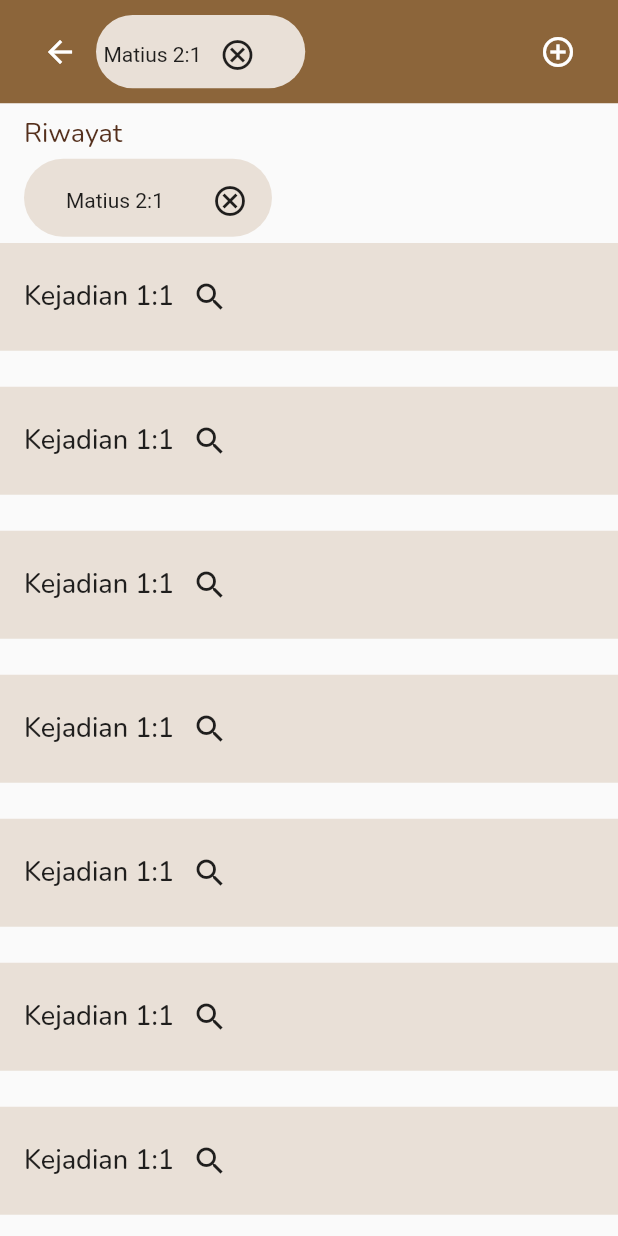
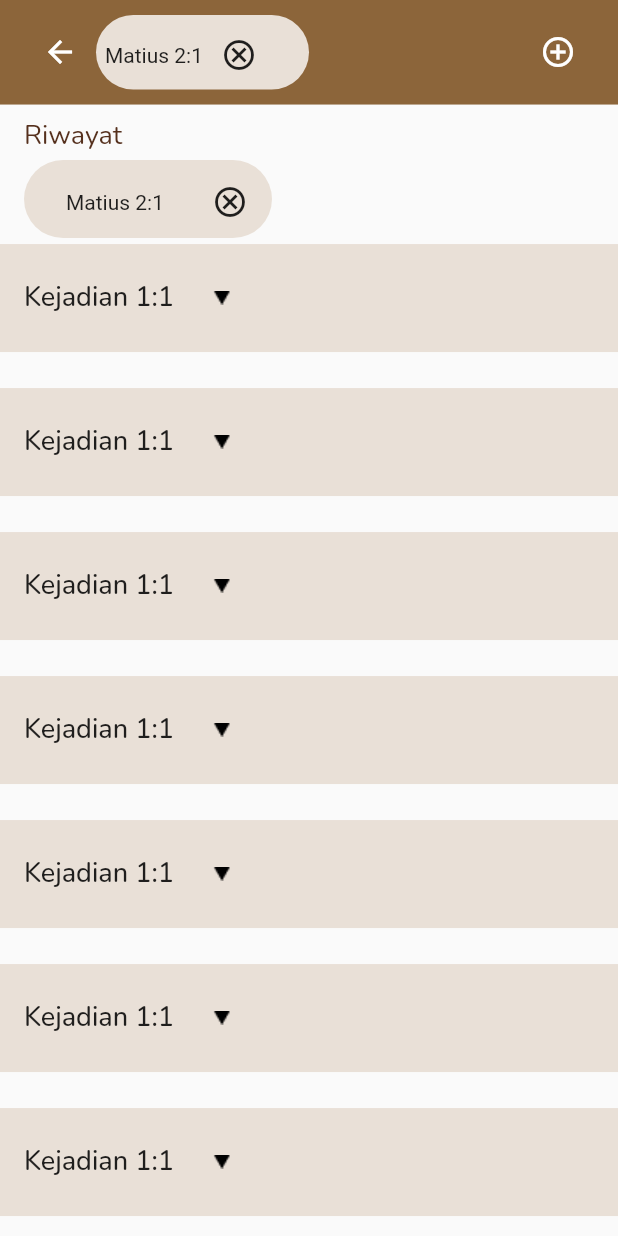
Before and after one commit to felicialaksanap/front-end_alkitab_felak, a Flutter app: the MergeAyat screen opened directly, after a tap on the "add circle outline" icon, on a phone screen of 412 x 824 dp. Run offline on Flutter 3.47's test engine with Material 2 defaults, Android fonts, the light colour scheme and no system bars; our stand-ins replace google_fonts, image_picker; missing offline and left inert: draggable_scrollbar.

Commit message:
edited 9
merge ayat, ganti picture

```diff
--- a/lib/catatanpage.dart
+++ b/lib/catatanpage.dart
@@ -1,6 +1,6 @@
 import 'package:flutter/material.dart';
-import 'package:flutter/src/widgets/container.dart';
-import 'package:flutter/src/widgets/framework.dart';
+// import 'package:flutter/src/widgets/container.dart';
+// import 'package:flutter/src/widgets/framework.dart';
 import 'package:google_fonts/google_fonts.dart';
 
 class CatatanPage extends StatefulWidget {
--- a/lib/homepage.dart
+++ b/lib/homepage.dart
@@ -1,6 +1,6 @@
 import 'package:flutter/material.dart';
-import 'package:flutter/src/widgets/container.dart';
-import 'package:flutter/src/widgets/framework.dart';
+// import 'package:flutter/src/widgets/container.dart';
+// import 'package:flutter/src/widgets/framework.dart';
 import 'package:flutter_get_alkitab_json/listalkitab.dart';
 import 'package:flutter_get_alkitab_json/listalkitabtemp.dart';
 import 'package:flutter_get_alkitab_json/listcatatan.dart';
--- a/lib/listalkitab.dart
+++ b/lib/listalkitab.dart
@@ -39,7 +39,7 @@ class _ListAlkitabState extends State<ListAlkitab> {
           child: GridView.builder(
             gridDelegate: SliverGridDelegateWithFixedCrossAxisCount(
               crossAxisCount: 5,
-              crossAxisSpacing: 20,
+              crossAxisSpacing: 12,
               mainAxisSpacing: 20,
             ),
             itemCount: dataNamaKitab.isiNamaKitab.length,
--- a/lib/listayat.dart
+++ b/lib/listayat.dart
@@ -40,7 +40,7 @@ class _ListAyatState extends State<ListAyat> {
         child: GridView.builder(
           gridDelegate: SliverGridDelegateWithFixedCrossAxisCount(
             crossAxisCount: 5,
-            crossAxisSpacing: 20,
+            crossAxisSpacing: 12,
             mainAxisSpacing: 20,
           ),
           itemCount: ayat.length,
--- a/lib/listpasal.dart
+++ b/lib/listpasal.dart
@@ -41,7 +41,7 @@ class _ListPasalState extends State<ListPasal> {
         child: GridView.builder(
           gridDelegate: SliverGridDelegateWithFixedCrossAxisCount(
             crossAxisCount: 5,
-            crossAxisSpacing: 20,
+            crossAxisSpacing: 12,
             mainAxisSpacing: 20,
           ),
           itemCount: pasal.length,
--- a/lib/main.dart
+++ b/lib/main.dart
@@ -25,7 +25,7 @@ void main() {
   runApp(const MaterialApp(
     title: "Widget Aplikasi Sementara",
     debugShowCheckedModeBanner: false,
-    home: MyApp(),
+    home: SplashScreen(),
   ));
 }
 
--- a/lib/mergeayat.dart
+++ b/lib/mergeayat.dart
@@ -13,13 +13,14 @@ class MergeAyat extends StatefulWidget {
 }
 
 class _MergeAyatState extends State<MergeAyat> {
-  List ayat = List.generate(10, (i) => List.generate(2, (j) => ""));
+  List ayat = List.generate(10, (i) => List.generate(3, (j) => ""));
   List items = [];
   List searchitems = [];
 
   double width = 20.0;
   double height = 7.0;
   bool valuevisible = false;
+  // String image_path = 'assets/images/polygon_down.png';
 
   @override
   void initState() {
@@ -32,13 +33,15 @@ class _MergeAyatState extends State<MergeAyat> {
   @override
   void generateListAlkitab() {
     for (int i = 0; i < 10; i++) {
-      for (int j = 0; j < 2; j++) {
+      for (int j = 0; j < 3; j++) {
         if (j == 0) {
           ayat[i][j] = "Kejadian 1:1";
-        } else {
+        } else if (j == 1) {
           ayat[i][j] =
             "1. Lorem ipsum dolor sit amet, consectetur adispiscing elit." +
             " Aenean id arcu ut quisque id faucibus tempus, bibendum. Adispiscing dui proinlacus.";
+        } else {
+          ayat[i][j] = "false";
         }
       }
     }
@@ -46,8 +49,10 @@ class _MergeAyatState extends State<MergeAyat> {
 
   @override
   void viewListAyat () {
-    for (int i = 0; i < 5; i++) {
-      for (int j = 0; j < 2; j++) {
+    for (int i = 0; i < 10; i++) {
+      for (int j = 0; j < 3; j++) {
+        print(ayat[i][j]);
+        print("\n");
         print(ayat[i][j]);
         print("\n");
         print(ayat[i][j]);
@@ -86,14 +91,14 @@ class _MergeAyatState extends State<MergeAyat> {
                           shrinkWrap: true,
                           gridDelegate: SliverGridDelegateWithFixedCrossAxisCount(
                             crossAxisCount: 2,
-                            crossAxisSpacing: 5,
+                            // crossAxisSpacing: 1,
                             mainAxisSpacing: 10,
                             childAspectRatio: width / height,
                           ),
                           itemCount: items.length,
                           itemBuilder: (context, index) {
                             return Container(
-                              padding: const EdgeInsets.fromLTRB(5, 4, 0, 0),
+                              padding: const EdgeInsets.fromLTRB(6, 4, 2, 0),
                               decoration: BoxDecoration(
                                 borderRadius: BorderRadius.circular(50),
                                 color: const Color.fromARGB(255, 233, 224, 215),
@@ -206,27 +211,44 @@ class _MergeAyatState extends State<MergeAyat> {
                                   fontSize: 18, fontWeight: FontWeight.w500),
                               ),
                             ),
-                            IconButton(
+                            TextButton(
                               onPressed: () {
                                 setState(() {
-                                  valuevisible = !valuevisible;
+                                  if (ayat[index][2] == "false") {
+                                    ayat[index][2] = "true";
+                                  } else if (ayat[index][2] == "true") {
+                                    ayat[index][2] = "false";
+                                  }
                                 });
                               },
-                              icon: Icon(Icons.search),
+                              child: (ayat[index][2] == "true")
+                              ? Image.asset('assets/images/polygon_up.png')
+                              : Image.asset('assets/images/polygon_down.png')
+
                             ),
                           ],
                         ),
                       ),
                       Container(
                         padding: const EdgeInsets.fromLTRB(16, 12, 0, 12),
-                        child: Visibility(
+                        child: (ayat[index][2] == "true")
+                        ? Visibility(
                           child: Text(
                             ayat[index][1],
                             style: GoogleFonts.nunito(
                               textStyle: const TextStyle(
                                 fontSize: 18, fontWeight: FontWeight.w500)),
                           ),
-                          visible: valuevisible,
+                          visible: true,
+                        )
+                        : Visibility(
+                          child: Text(
+                            ayat[index][1],
+                            style: GoogleFonts.nunito(
+                              textStyle: const TextStyle(
+                                fontSize: 18, fontWeight: FontWeight.w500)),
+                          ),
+                          visible: false,
                         ),
                       )
                     ],
--- a/lib/profile.dart
+++ b/lib/profile.dart
@@ -1,9 +1,9 @@
 import 'package:flutter/material.dart';
-import 'package:flutter/src/widgets/container.dart';
-import 'package:flutter/src/widgets/framework.dart';
+// import 'package:flutter/src/widgets/container.dart';
+// import 'package:flutter/src/widgets/framework.dart';
 import 'package:flutter_get_alkitab_json/editprofile.dart';
 import 'package:flutter_get_alkitab_json/homepage.dart';
-import 'package:flutter_get_alkitab_json/loginpage.dart';
+// import 'package:flutter_get_alkitab_json/loginpage.dart';
 import 'package:google_fonts/google_fonts.dart';
 
 class ProfilePage extends StatefulWidget {
--- a/pubspec.yaml
+++ b/pubspec.yaml
@@ -36,6 +36,7 @@ dependencies:
   cupertino_icons: ^1.0.2
   google_fonts: ^3.0.1
   draggable_scrollbar: ^0.1.0
+  image_picker: ^0.8.5+3
 
 dev_dependencies:
   flutter_test:
@@ -69,6 +70,8 @@ flutter:
     - assets/images/catatan_icon.png
     - assets/images/person_icon.png
     - assets/images/search_icon.png
+    - assets/images/polygon_down.png
+    - assets/images/polygon_up.png
 
   # An image asset can refer to one or more resolution-specific "variants", see
   # https://flutter.dev/assets-and-images/#resolution-aware
```
Also changed, not shown: lib/editprofile.dart (+79 -3 lines), assets/images/polygon_down.png (added), assets/images/polygon_up.png (added), pubspec.lock.
